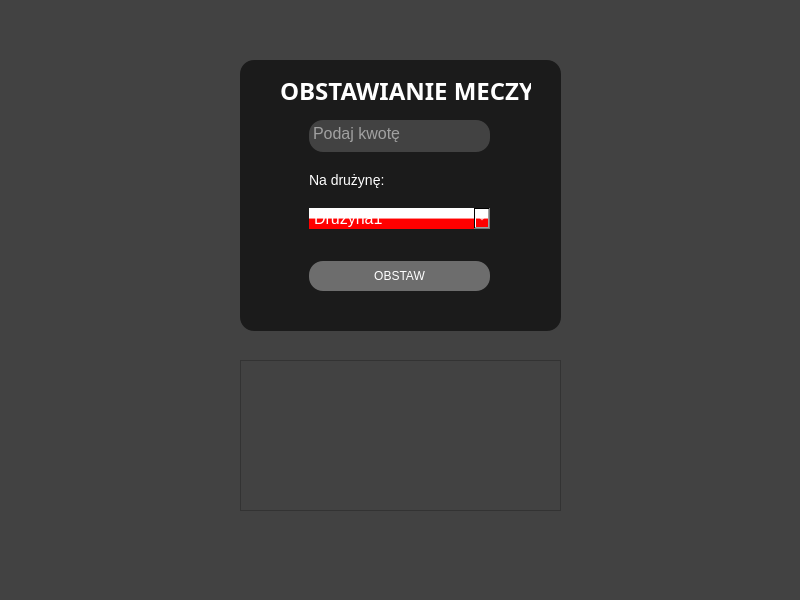
Old version of the form mainwindow.ui in the repository danielbednarz/betting-app.
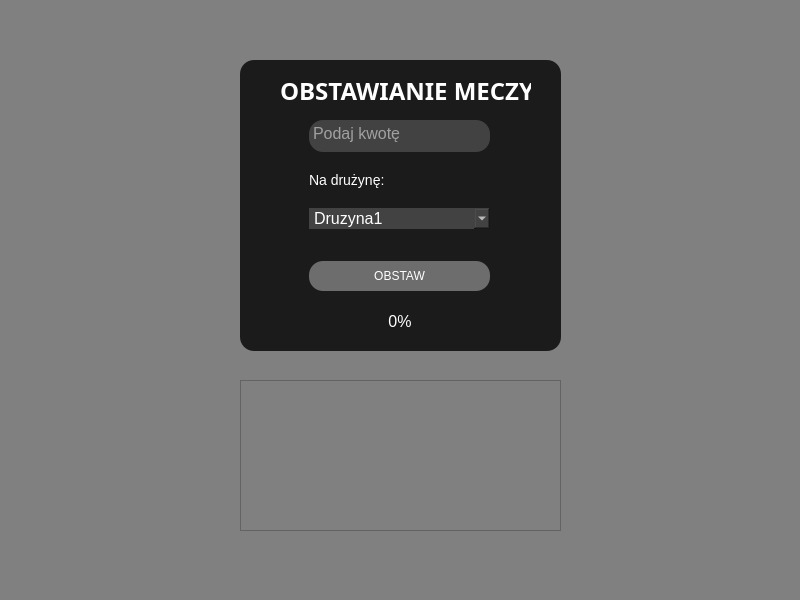
New version of the form.

Commit message: Add drawing score and progress bar

Patch:
```diff
--- a/mainwindow.ui
+++ b/mainwindow.ui
@@ -18,7 +18,7 @@
   </property>
   <property name="styleSheet">
    <string notr="true">* {
-background-color: #424242;
+background-color: gray;
  }</string>
   </property>
   <widget class="QWidget" name="centralwidget">
@@ -28,7 +28,7 @@
       <x>240</x>
       <y>60</y>
       <width>321</width>
-      <height>271</height>
+      <height>291</height>
      </rect>
     </property>
     <property name="styleSheet">
@@ -89,7 +89,7 @@
        <widget class="QComboBox" name="comboBox">
         <property name="styleSheet">
          <string notr="true">* {
-	background-color:qlineargradient(spread:pad, x1:0, y1:0, x2:0, y2:1, stop:0 rgba(255, 255, 255, 255), stop:0.495 rgba(255, 255, 255, 255), stop:0.505 rgba(255, 0, 0, 255), stop:1 rgba(255, 0, 0, 255));
+	background-color: #424242;
 	border-radius: 0px;
 	
 }</string>
@@ -396,12 +396,41 @@
       </item>
      </layout>
     </widget>
+    <widget class="QProgressBar" name="progressBar">
+     <property name="geometry">
+      <rect>
+       <x>10</x>
+       <y>250</y>
+       <width>301</width>
+       <height>23</height>
+      </rect>
+     </property>
+     <property name="styleSheet">
+      <string notr="true">QProgressBar::chunk {
+    background-color: #ff6f00;
+    width: 10px;
+    margin: 0.5px;
+}</string>
+     </property>
+     <property name="value">
+      <number>0</number>
+     </property>
+     <property name="alignment">
+      <set>Qt::AlignCenter</set>
+     </property>
+     <property name="textVisible">
+      <bool>true</bool>
+     </property>
+     <property name="orientation">
+      <enum>Qt::Horizontal</enum>
+     </property>
+    </widget>
    </widget>
    <widget class="QTextEdit" name="textEdit_2">
     <property name="geometry">
      <rect>
       <x>240</x>
-      <y>360</y>
+      <y>380</y>
       <width>321</width>
       <height>151</height>
      </rect>
@@ -412,6 +441,46 @@
 }</string>
     </property>
    </widget>
+   <widget class="QLabel" name="team_1_score">
+    <property name="geometry">
+     <rect>
+      <x>110</x>
+      <y>60</y>
+      <width>47</width>
+      <height>81</height>
+     </rect>
+    </property>
+    <property name="font">
+     <font>
+      <pointsize>48</pointsize>
+      <weight>75</weight>
+      <bold>true</bold>
+     </font>
+    </property>
+    <property name="text">
+     <string/>
+    </property>
+   </widget>
+   <widget class="QLabel" name="team_2_score">
+    <property name="geometry">
+     <rect>
+      <x>650</x>
+      <y>60</y>
+      <width>47</width>
+      <height>81</height>
+     </rect>
+    </property>
+    <property name="font">
+     <font>
+      <pointsize>48</pointsize>
+      <weight>75</weight>
+      <bold>true</bold>
+     </font>
+    </property>
+    <property name="text">
+     <string/>
+    </property>
+   </widget>
   </widget>
   <widget class="QMenuBar" name="menubar">
    <property name="geometry">
```
The commit also changes 5 other files.
